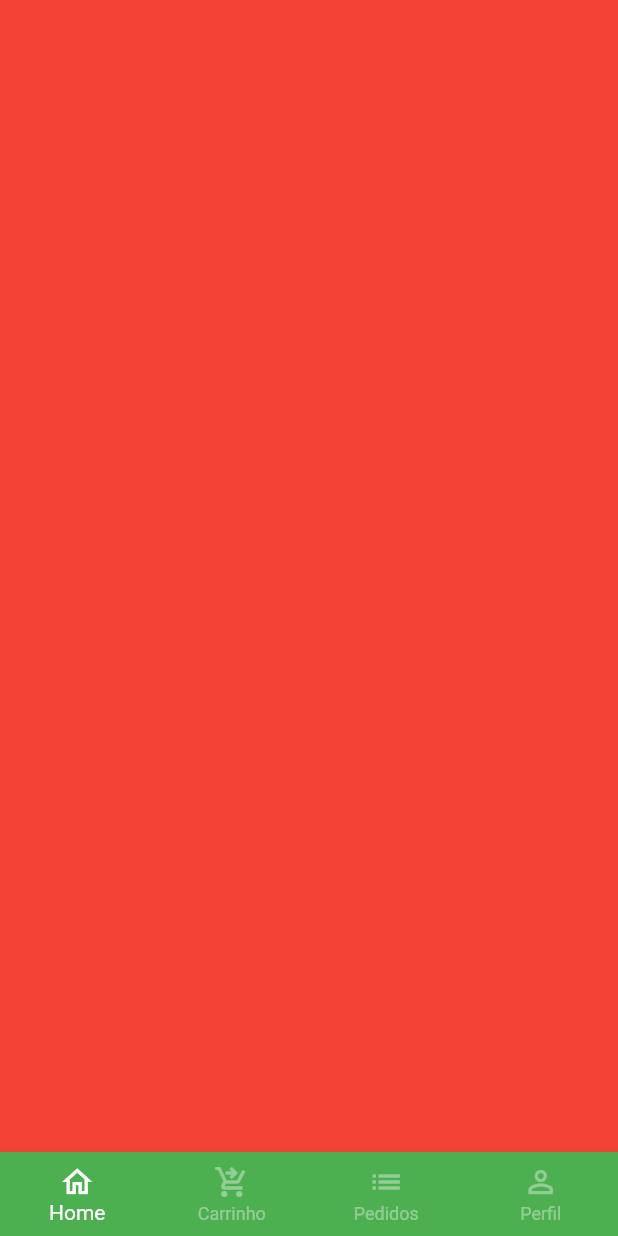
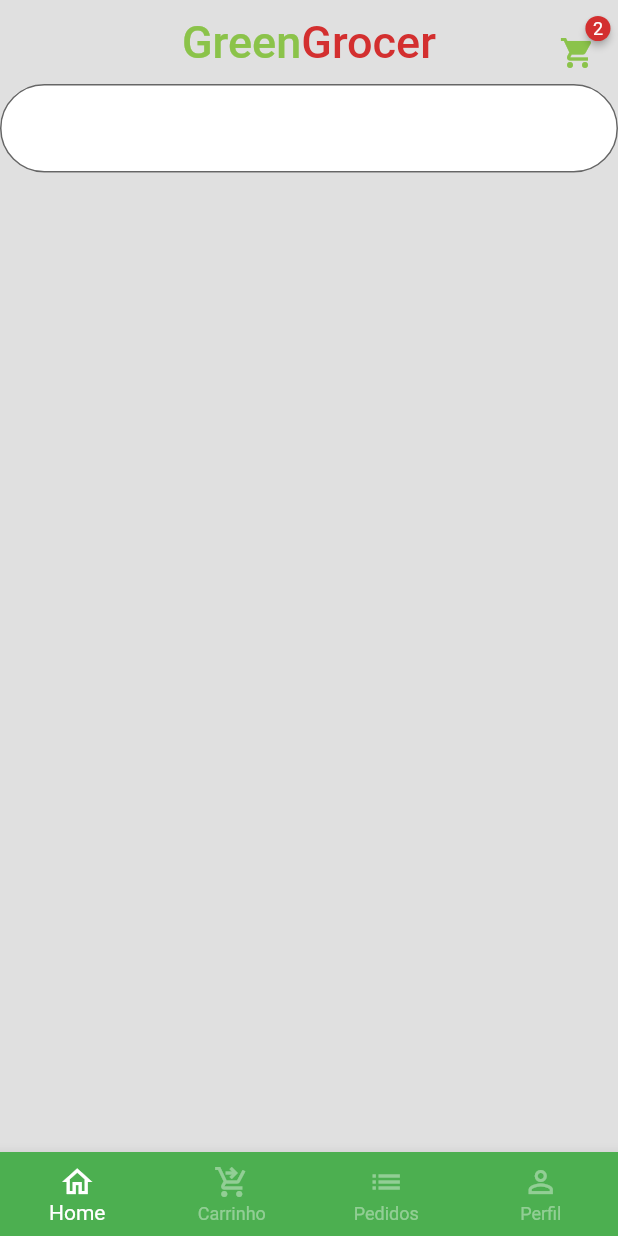
Before and after one commit to HERBERT-EMIDIO/Flutter_Loja_Virtual, a Flutter app: the screen it shows after launch, after a tap on "Entrar", on a phone screen of 412 x 824 dp. Run offline on Flutter 3.47's test engine with Material 2 defaults, Android fonts, the phone set to English and light mode, and no system bars; drawn by our look-alikes of badges; our stand-ins replace animated_text_kit, mask_text_input_formatter; missing offline and left inert: dart:html.

Commit message:
trabalhando na home- botao entrar

```diff
--- a/lib/main.dart
+++ b/lib/main.dart
@@ -16,6 +16,7 @@ class MyApp extends StatelessWidget {
         title: 'GreenGroce',
         theme: ThemeData(
           primarySwatch: Colors.green,
+          scaffoldBackgroundColor: Colors.grey[300],
         ),
         home: const SignInScreen());
   }
--- a/lib/src/auth/sign_in_screen.dart
+++ b/lib/src/auth/sign_in_screen.dart
@@ -117,7 +117,7 @@ class SignInScreen extends StatelessWidget {
                           Navigator.of(context).pushReplacement(
                             MaterialPageRoute(
                               builder: (c) {
-                                return const BaseScreen();
+                                return BaseScreen();
                               },
                             ),
                           );
--- a/lib/src/base/base_screen.dart
+++ b/lib/src/base/base_screen.dart
@@ -1,17 +1,40 @@
 import 'package:flutter/material.dart';
 import 'package:flutter/src/widgets/container.dart';
 import 'package:flutter/src/widgets/framework.dart';
+import 'package:greengrocer/src/home/home_tab.dart';
 
-class BaseScreen extends StatelessWidget {
-  const BaseScreen({super.key});
+class BaseScreen extends StatefulWidget {
+  const BaseScreen({Key? key}) : super(key: key);
+
+  @override
+  State<BaseScreen> createState() => _BaseScreenState();
+}
+
+class _BaseScreenState extends State<BaseScreen> {
+  int currentIndex = 0;
+  final pageController = PageController();
 
   @override
   Widget build(BuildContext context) {
     return Scaffold(
-      body: Container(
-        color: Colors.red,
+      body: PageView(
+        physics: const NeverScrollableScrollPhysics(),
+        controller: pageController,
+        children: [
+          HomeTab(),
+          Container(color: Colors.yellow),
+          Container(color: Colors.blue),
+          Container(color: Colors.purple),
+        ],
       ),
       bottomNavigationBar: BottomNavigationBar(
+        currentIndex: currentIndex,
+        onTap: (index) {
+          setState(() {
+            currentIndex = index;
+            pageController.jumpToPage(index);
+          });
+        },
         type: BottomNavigationBarType.fixed,
         backgroundColor: Colors.green,
         selectedItemColor: Colors.white,
--- /dev/null
+++ b/lib/src/home/home_tab.dart
@@ -0,0 +1,82 @@
+import 'package:badges/badges.dart';
+import 'package:flutter/material.dart';
+
+import 'package:greengrocer/src/config/custom_colors.dart';
+
+class HomeTab extends StatelessWidget {
+  const HomeTab({super.key});
+
+  @override
+  Widget build(BuildContext context) {
+    return Scaffold(
+      // App bar
+      appBar: AppBar(
+        backgroundColor: Colors.transparent,
+        elevation: 0,
+        centerTitle: true,
+        title: Text.rich(
+          TextSpan(
+            style: const TextStyle(
+              fontSize: 30,
+            ),
+            children: [
+              TextSpan(
+                text: 'Green',
+                style: TextStyle(
+                  color: CustomColors.customSwatchColor,
+                ),
+              ),
+              TextSpan(
+                text: 'Grocer',
+                style: TextStyle(
+                  color: CustomColors.customContrastColor,
+                ),
+              ),
+            ],
+          ),
+        ),
+        actions: [
+          Padding(
+            padding: const EdgeInsets.only(
+              top: 15,
+              right: 15,
+            ),
+            child: GestureDetector(
+              onTap: () {},
+              child: Badge(
+                badgeColor: CustomColors.customContrastColor,
+                badgeContent: const Text(
+                  '2',
+                  style: TextStyle(
+                    color: Colors.white,
+                    fontSize: 12,
+                  ),
+                ),
+                child: Icon(
+                  Icons.shopping_cart,
+                  color: CustomColors.customSwatchColor,
+                ),
+              ),
+            ),
+          ),
+        ],
+      ),
+
+      body: Column(
+        children: [
+          // Campo de pesquisa
+          TextFormField(
+            decoration: InputDecoration(
+                filled: true,
+                fillColor: Colors.white,
+                border: OutlineInputBorder(
+                  borderRadius: BorderRadius.circular(60),
+                )),
+          ),
+          // Categorias
+          // Grid
+        ],
+      ),
+    );
+  }
+}
```
Also changed, not shown: pubspec.yaml (+3 -4 lines), pubspec.lock.
